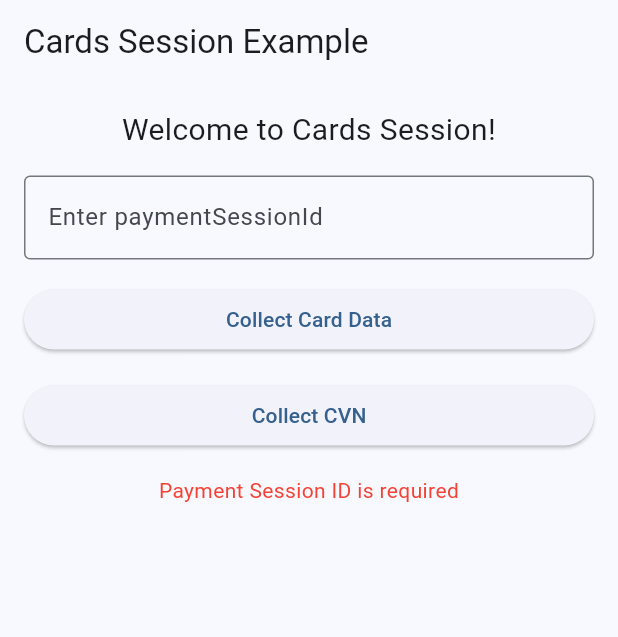
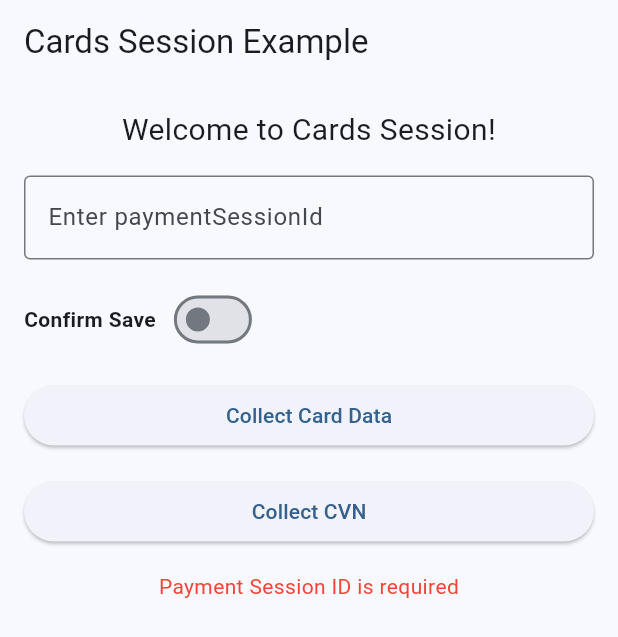
Before and after one commit to xendit/cards-session-mobile-sdk, a Flutter app: the screen it shows after launch, after a tap on "Collect Card Data", on a phone screen of 412 x 824 dp. Shown: the top 637 px of the screen. Run offline on Flutter 3.47's test engine with Material 3 defaults, Android fonts, the phone set to English and light mode, and no system bars; our stand-ins replace plugin_platform_interface.

Commit message:
add confirmSave

```diff
--- a/xendit_cards_plugin/example/lib/main.dart
+++ b/xendit_cards_plugin/example/lib/main.dart
@@ -33,6 +33,7 @@ class _CardsSessionScreenState extends State<CardsSessionScreen> {
   String? _responseMessage;
   bool _isLoading = false;
   String? _errorMessage;
+  bool _confirmSave = false;
 
   Future<void> _collectCardData() async {
     if (_paymentSessionIdController.text.isEmpty) {
@@ -58,6 +59,7 @@ class _CardsSessionScreenState extends State<CardsSessionScreen> {
         email: 'firstname@xendit.co',
         phoneNumber: '+123456789',
         paymentSessionId: _paymentSessionIdController.text,
+        confirmSave: _confirmSave,
       );
 
       setState(() {
@@ -134,6 +136,24 @@ class _CardsSessionScreenState extends State<CardsSessionScreen> {
               ),
             ),
             const SizedBox(height: 16),
+            Row(
+              children: [
+                const Text(
+                  'Confirm Save',
+                  style: TextStyle(fontWeight: FontWeight.bold),
+                ),
+                const SizedBox(width: 8),
+                Switch(
+                  value: _confirmSave,
+                  onChanged: (bool value) {
+                    setState(() {
+                      _confirmSave = value;
+                    });
+                  },
+                ),
+              ],
+            ),
+            const SizedBox(height: 16),
             ElevatedButton(
               onPressed: _isLoading ? null : _collectCardData,
               child: const Text('Collect Card Data'),
--- a/xendit_cards_plugin/lib/xendit_cards_plugin.dart
+++ b/xendit_cards_plugin/lib/xendit_cards_plugin.dart
@@ -27,6 +27,7 @@ class XenditCardsPlugin {
     required String email,
     required String phoneNumber,
     required String paymentSessionId,
+    bool confirmSave = false,
   }) async {
     try {
       final result = await _channel.invokeMethod('collectCardData', {
@@ -40,6 +41,7 @@ class XenditCardsPlugin {
         'cardholderPhoneNumber': phoneNumber,
         'paymentSessionId': paymentSessionId,
         'apiKey': apiKey,
+        'confirmSave': confirmSave,
       });
 
       return CardsResponse(message: result.toString());
```
